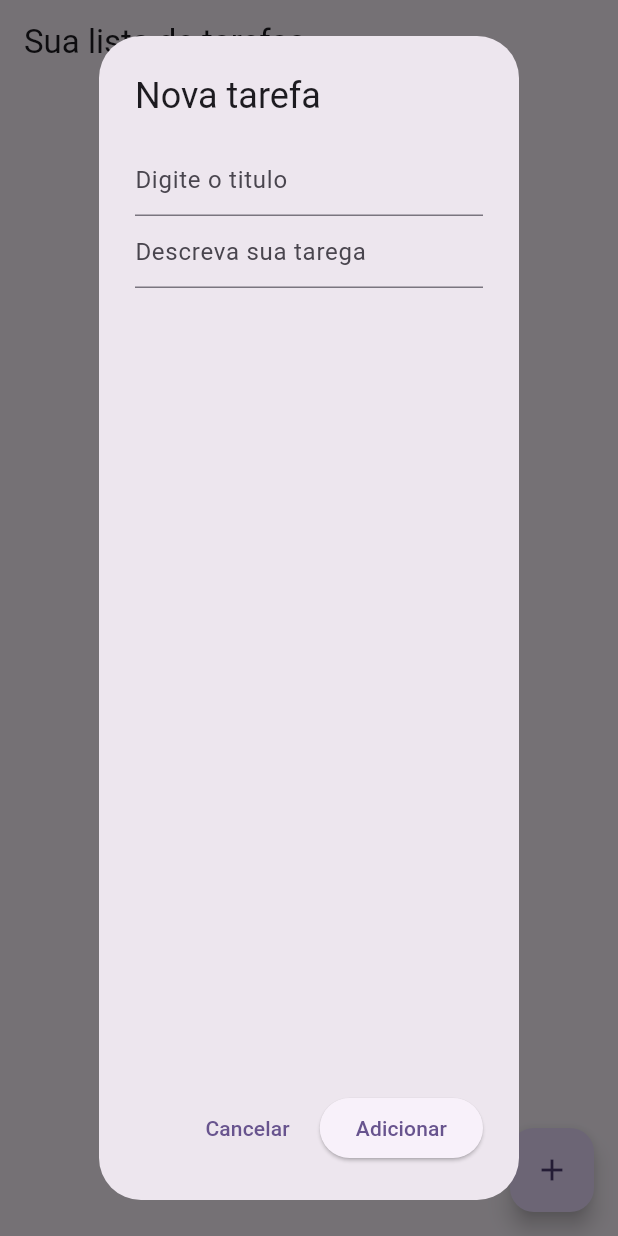
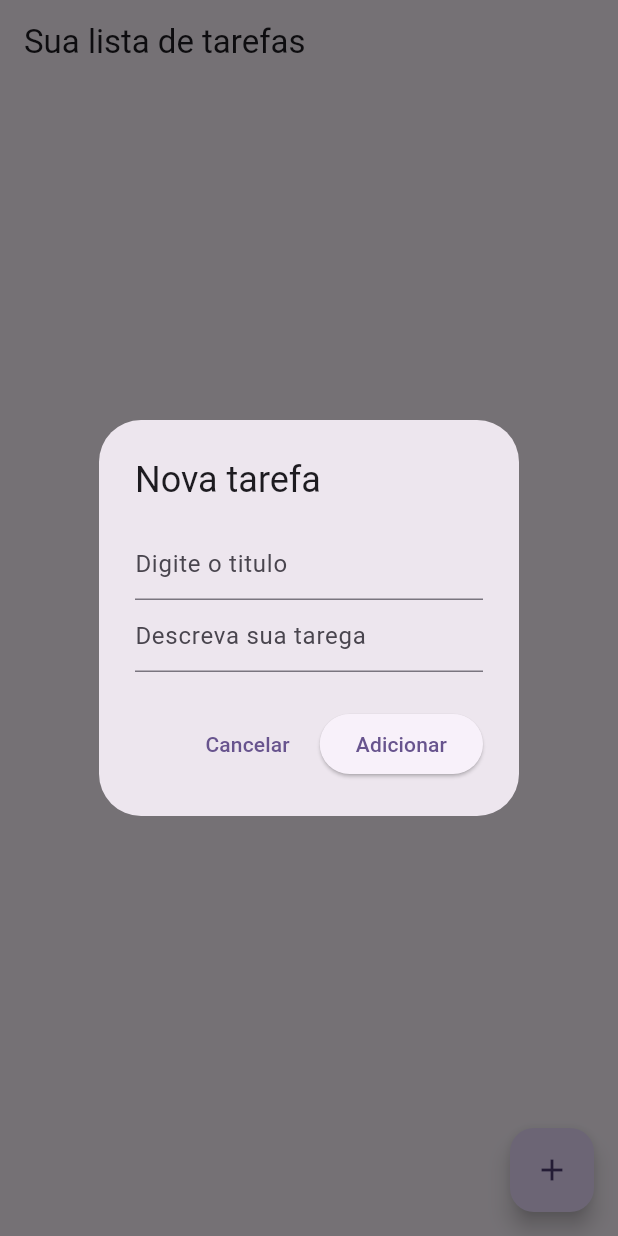
Before and after one commit to IagoMesquita/todo-flutter-clean-arch, a Flutter app: the screen it shows after launch, after a tap on the "add" icon, on a phone screen of 412 x 824 dp. Run offline on Flutter 3.47's test engine with Material 3 defaults, Android fonts, the phone set to English and light mode, and no system bars; our stand-ins replace cloud_firestore, equatable, firebase_core, flutter_bloc; accounts and stored records are empty.

Commit message:
fix: todoPage

```diff
--- a/lib/presentation/pages/todo_page.dart
+++ b/lib/presentation/pages/todo_page.dart
@@ -65,15 +65,13 @@ class ToDoPage extends StatelessWidget {
       floatingActionButton: FloatingActionButton(
         onPressed: () async {
           final newTodo = await _showAddDialog(context);
-          // print('Nao tem texto: $title');
           if (newTodo != null &&
-              newTodo['title']!.isEmpty &&
-              newTodo['description']!.isEmpty) {
-            // print('Tem texto: $title');
+              newTodo['title']!.isNotEmpty &&
+              newTodo['description']!.isNotEmpty) {
             context.read<ToDoCubit>().createToDos(
                   CreateTodoParams(
                     title: newTodo['title']!,
-                    description: newTodo['descriptio']!,
+                    description: newTodo['description']!,
                   ),
                 );
           }
@@ -91,7 +89,9 @@ class ToDoPage extends StatelessWidget {
       context: context,
       builder: (context) => AlertDialog(
         title: const Text('Nova tarefa'),
-        content: Column(
+        content: SingleChildScrollView(
+          child: Column(
+            mainAxisSize: MainAxisSize.min,
             children: [
               TextField(
                 controller: titleController,
@@ -104,14 +104,17 @@ class ToDoPage extends StatelessWidget {
               ),
             ],
           ),
+        ),
         actions: [
           TextButton(
             onPressed: () => Navigator.pop(context),
             child: const Text('Cancelar'),
           ),
           ElevatedButton(
-            onPressed: () => Navigator.pop(
-                context, {titleController.text, descriptionController.text}),
+            onPressed: () => Navigator.pop(context, {
+              'title': titleController.text,
+              'description': descriptionController.text
+            }),
             child: const Text('Adicionar'),
           ),
         ],
```
Lines whose indentation alone changed are shown as unchanged.
